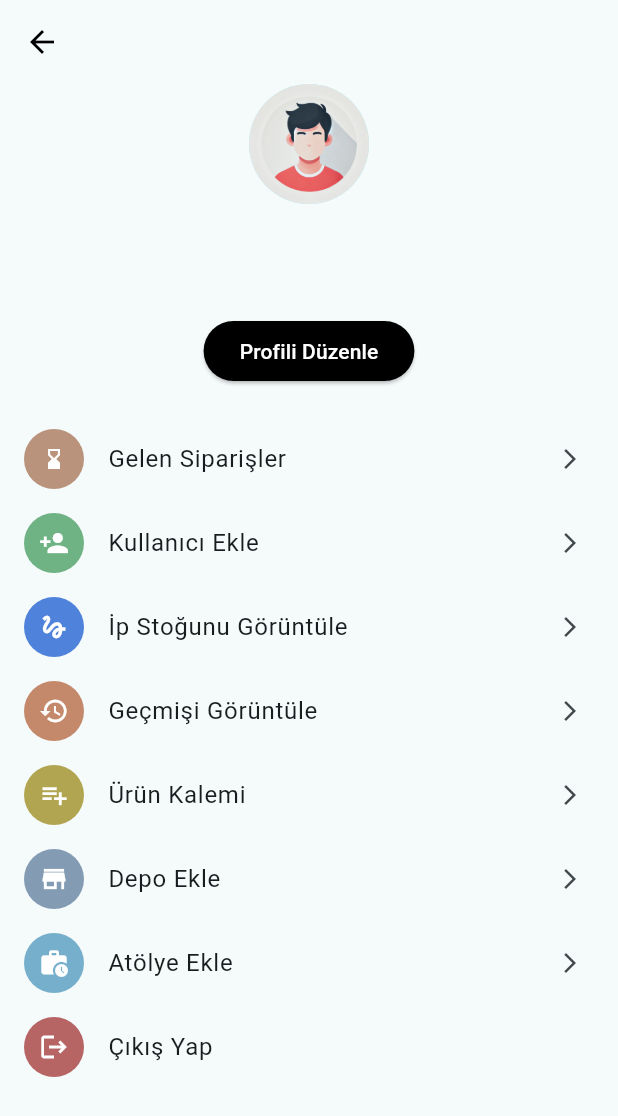
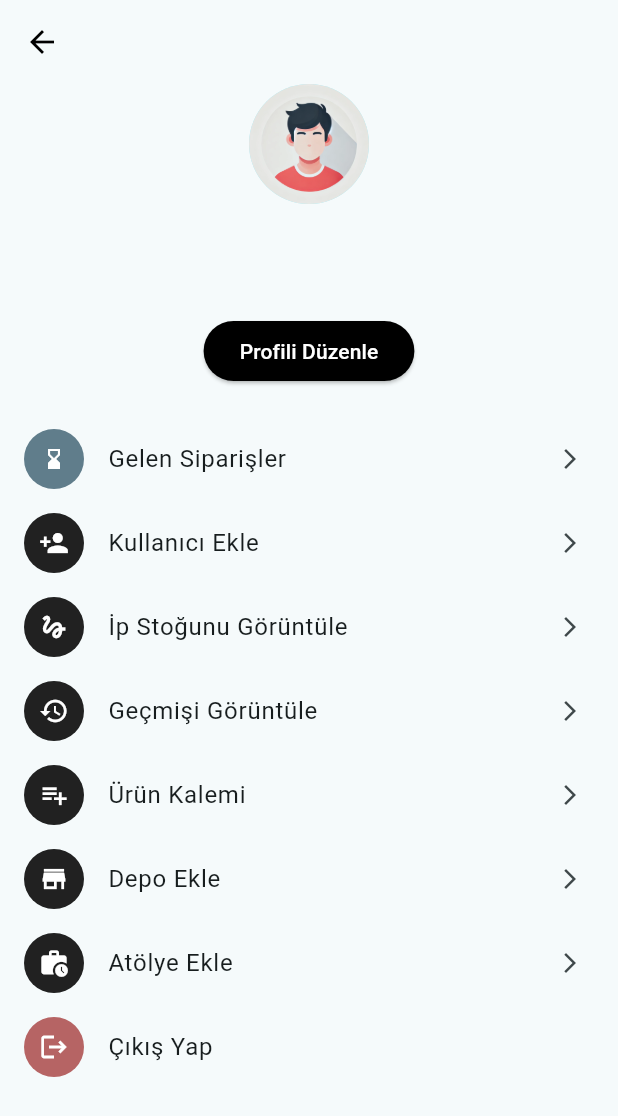
Before and after one commit to atopal151/ToyFlow, a Flutter app: the AdminSettingScreen screen opened directly, on a phone screen of 412 x 824 dp. Shown: the top 1116 px of the screen. Run offline on Flutter 3.47's test engine with Material 3 defaults, Android fonts, the phone set to English and light mode, and no system bars; our stand-ins replace cloud_firestore, firebase_auth, firebase_core, get, timeago; accounts and stored records are empty.

Commit message:
version18122024

```diff
--- a/lib/screens/adminPage/admin_home_screen/admin_home_screen.dart
+++ b/lib/screens/adminPage/admin_home_screen/admin_home_screen.dart
@@ -156,7 +156,7 @@ class _AdminHomeScreenState extends State<AdminHomeScreen> {
               return Stack(
                 children: [
                   Padding(
-                    padding: const EdgeInsets.all(10.0),
+                    padding: const EdgeInsets.all(13.0),
                     child: InkWell(
                       child: Container(
                         padding: const EdgeInsets.all(6),
@@ -167,7 +167,7 @@ class _AdminHomeScreenState extends State<AdminHomeScreen> {
                         child: const Icon(
                           Icons.notifications,
                           color: Colors.white,
-                          size: 23,
+                          size: 18,
                         ),
                       ),
                       onTap: () {
--- a/lib/screens/adminPage/admin_setting_screen/admin_setting_screen.dart
+++ b/lib/screens/adminPage/admin_setting_screen/admin_setting_screen.dart
@@ -70,7 +70,7 @@ class _AdminSettingScreenState extends State<AdminSettingScreen> {
                   leading: Container(
                     padding: const EdgeInsets.all(12),
                     decoration: const BoxDecoration(
-                      color: Color.fromARGB(255, 185, 147, 123),
+                      color: Colors.blueGrey,
                       shape: BoxShape.circle,
                     ),
                     child: const Icon(
@@ -94,7 +94,7 @@ class _AdminSettingScreenState extends State<AdminSettingScreen> {
                   leading: Container(
                     padding: const EdgeInsets.all(10),
                     decoration: const BoxDecoration(
-                      color: Color.fromARGB(255, 111, 178, 131),
+                      color: Colors.black87,
                       shape: BoxShape.circle,
                     ),
                     child: const Icon(
@@ -113,7 +113,7 @@ class _AdminSettingScreenState extends State<AdminSettingScreen> {
                   leading: Container(
                     padding: const EdgeInsets.all(10),
                     decoration: const BoxDecoration(
-                      color: Color.fromARGB(255, 79, 130, 218),
+                      color: Colors.black87,
                       shape: BoxShape.circle,
                     ),
                     child: const Icon(
@@ -132,7 +132,7 @@ class _AdminSettingScreenState extends State<AdminSettingScreen> {
                   leading: Container(
                     padding: const EdgeInsets.all(10),
                     decoration: const BoxDecoration(
-                      color: Color.fromARGB(255, 196, 137, 107),
+                      color: Colors.black87,
                       shape: BoxShape.circle,
                     ),
                     child: const Icon(
@@ -151,7 +151,7 @@ class _AdminSettingScreenState extends State<AdminSettingScreen> {
                   leading: Container(
                     padding: const EdgeInsets.all(10),
                     decoration: const BoxDecoration(
-                      color: Color.fromARGB(255, 178, 165, 82),
+                      color: Colors.black87,
                       shape: BoxShape.circle,
                     ),
                     child: const Icon(
@@ -170,7 +170,7 @@ class _AdminSettingScreenState extends State<AdminSettingScreen> {
                   leading: Container(
                     padding: const EdgeInsets.all(10),
                     decoration: const BoxDecoration(
-                      color: Color.fromARGB(255, 131, 156, 180),
+                      color: Colors.black87,
                       shape: BoxShape.circle,
                     ),
                     child: const Icon(
@@ -189,7 +189,7 @@ class _AdminSettingScreenState extends State<AdminSettingScreen> {
                   leading: Container(
                     padding: const EdgeInsets.all(10),
                     decoration: const BoxDecoration(
-                      color: Color.fromARGB(255, 117, 175, 203),
+                      color: Colors.black87,
                       shape: BoxShape.circle,
                     ),
                     child: const Icon(
--- a/lib/screens/adminPage/mover_screen/mover_screen.dart
+++ b/lib/screens/adminPage/mover_screen/mover_screen.dart
@@ -98,7 +98,7 @@ class _MoverScreenState extends State<MoverScreen> {
               stream: FirebaseFirestore.instance
                   .collection('movers')
                   .where('atelye',
-                      isEqualTo: userRole == 'admin' ? null : userRole)
+                      isEqualTo: userRole == 'admin' ? null : userRole).limit(200)
                   .snapshots(),
               builder: (context, snapshot) {
                 if (snapshot.connectionState == ConnectionState.waiting) {
--- a/lib/screens/adminPage/new_storage_add/storage.dart
+++ b/lib/screens/adminPage/new_storage_add/storage.dart
@@ -115,7 +115,7 @@ class _StorageState extends State<Storage> {
                             borderRadius: BorderRadius.circular(25),
                           ),
                           child: const Icon(
-                            Icons.work,
+                            Icons.store,
                             color: Colors.blueGrey,
                             size: 28,
                           ),
@@ -129,7 +129,7 @@ class _StorageState extends State<Storage> {
                         ),
 
                         trailing: IconButton(
-                          icon: const Icon(Icons.delete, color: Colors.grey),
+                          icon: const Icon(Icons.delete, color: Color.fromARGB(255, 187, 81, 73)),
                           onPressed: () {
                             _deleteStorage(storage.id);
                           },
--- a/lib/screens/adminPage/new_work_shop/work_shop.dart
+++ b/lib/screens/adminPage/new_work_shop/work_shop.dart
@@ -131,7 +131,7 @@ class _WorkShopState extends State<WorkShop> {
                         ),
 
                         trailing: IconButton(
-                          icon: const Icon(Icons.delete, color: Colors.grey),
+                          icon: const Icon(Icons.delete, color: Color.fromARGB(255, 201, 74, 74)),
                           onPressed: () {
                             _deleteWorkshop(workshop.id);
                           },
--- a/lib/screens/users/user_screen/orders/my_orders/my_orders.dart
+++ b/lib/screens/users/user_screen/orders/my_orders/my_orders.dart
@@ -29,7 +29,6 @@ class _MyOrdersState extends State<MyOrders> {
   void initState() {
     super.initState();
     print(productServices.role.value);
-    print("buradayız");
   }
 
   Future<void> transferOrder(String orderId) async {
@@ -137,7 +136,10 @@ class _MyOrdersState extends State<MyOrders> {
                     color: Colors.white,
                     margin:
                         const EdgeInsets.symmetric(vertical: 8, horizontal: 16),
-                    elevation: 3,
+                    elevation: 3, // Elevation dört taraf için çalışır
+                    shape: RoundedRectangleBorder(
+                      borderRadius: BorderRadius.circular(10), // Köşe yumuşatma
+                    ),
                     child: ListTile(
                       title: const Padding(
                         padding: EdgeInsets.only(bottom: 8.0),
--- a/lib/screens/users/user_screen/users_notification_screen/users_notification_screen.dart
+++ b/lib/screens/users/user_screen/users_notification_screen/users_notification_screen.dart
@@ -14,9 +14,10 @@ class _UsersNotificationScreenState extends State<UsersNotificationScreen> {
   Widget build(BuildContext context) {
     return Scaffold(
       appBar: AppBar(
+        title: const Text("Bildirimler"),
       ),
       body: const Center(
-        child: Text("Users Notificcation"),
+        child: Text(""),
       ),
     );
   }
--- a/lib/screens/users/user_screen/users_work_screen/users_work_screen.dart
+++ b/lib/screens/users/user_screen/users_work_screen/users_work_screen.dart
@@ -504,7 +504,7 @@ class _UsersWorkScreenState extends State<UsersWorkScreen> {
                                         const SizedBox(height: 5),
                                         Row(
                                           children: [
-                                            const Icon(Icons.layers,
+                                            const Icon(Icons.shopping_cart,
                                                 color: Colors.blueGrey,
                                                 size: 16),
                                             const SizedBox(width: 4),
```
Also changed, not shown: lib/screens/adminPage/new_toy_add_screen/new_toy_detail.dart (+8 -0 lines), lib/screens/users/atolye_screen/atolye_home_screen.dart (+5 -6 lines), lib/screens/users/user_screen/users_profile_screen/users_profile_screen.dart (+8 -8 lines), lib/services/user_services/bottom_nav_bar.dart (+5 -5 lines).
